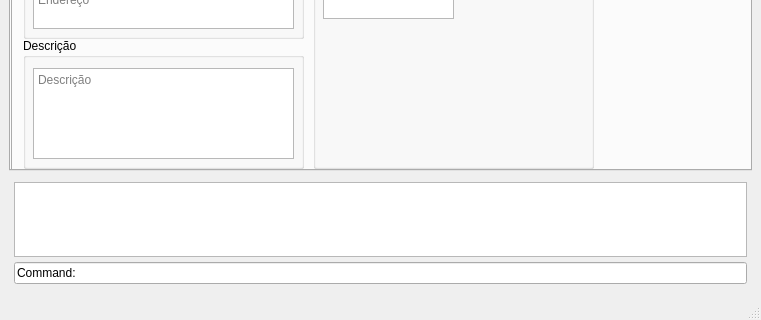
This is window.ui in arthurpdesimone/aurora_python as Qt 5 draws it before an edit; both pictures show x 0 to 761 and y 232 to 552 of the 761 by 552 pixel window. The edited form follows.
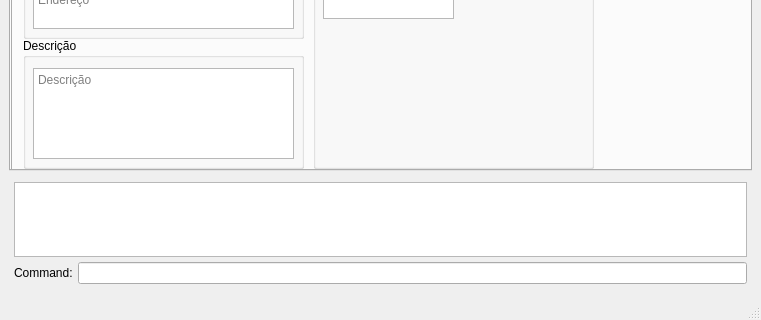
This is the edited form. Icons and pictures are not drawn.

Commit message: Version 0.2.7: Accepting and sending commands

```diff
--- a/window.ui
+++ b/window.ui
@@ -59,11 +59,34 @@
        </widget>
       </item>
       <item>
-       <widget class="QLineEdit" name="lineEdit">
-        <property name="text">
-         <string>Command:</string>
+       <layout class="QHBoxLayout" name="horizontalLayout_2">
+        <property name="leftMargin">
+         <number>0</number>
         </property>
-       </widget>
+        <property name="topMargin">
+         <number>0</number>
+        </property>
+        <property name="rightMargin">
+         <number>0</number>
+        </property>
+        <property name="bottomMargin">
+         <number>0</number>
+        </property>
+        <item>
+         <widget class="QLabel" name="label">
+          <property name="text">
+           <string>Command:</string>
+          </property>
+         </widget>
+        </item>
+        <item>
+         <widget class="QLineEdit" name="command_line">
+          <property name="text">
+           <string/>
+          </property>
+         </widget>
+        </item>
+       </layout>
       </item>
      </layout>
     </item>
```
The commit also changes 4 other files.
